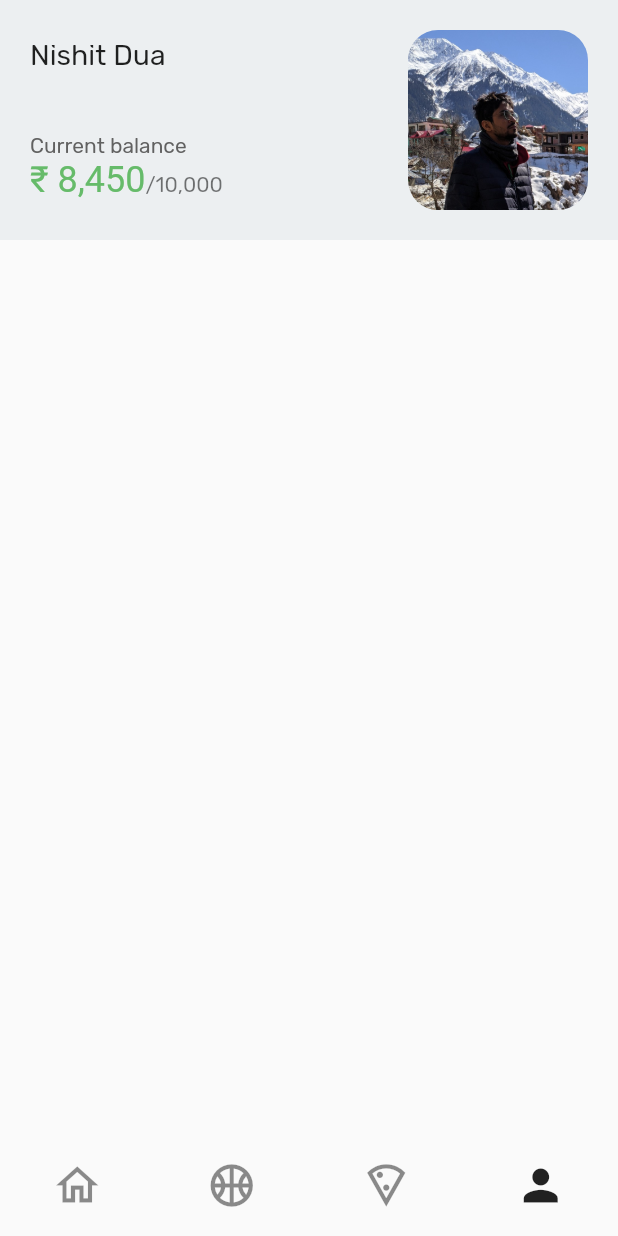
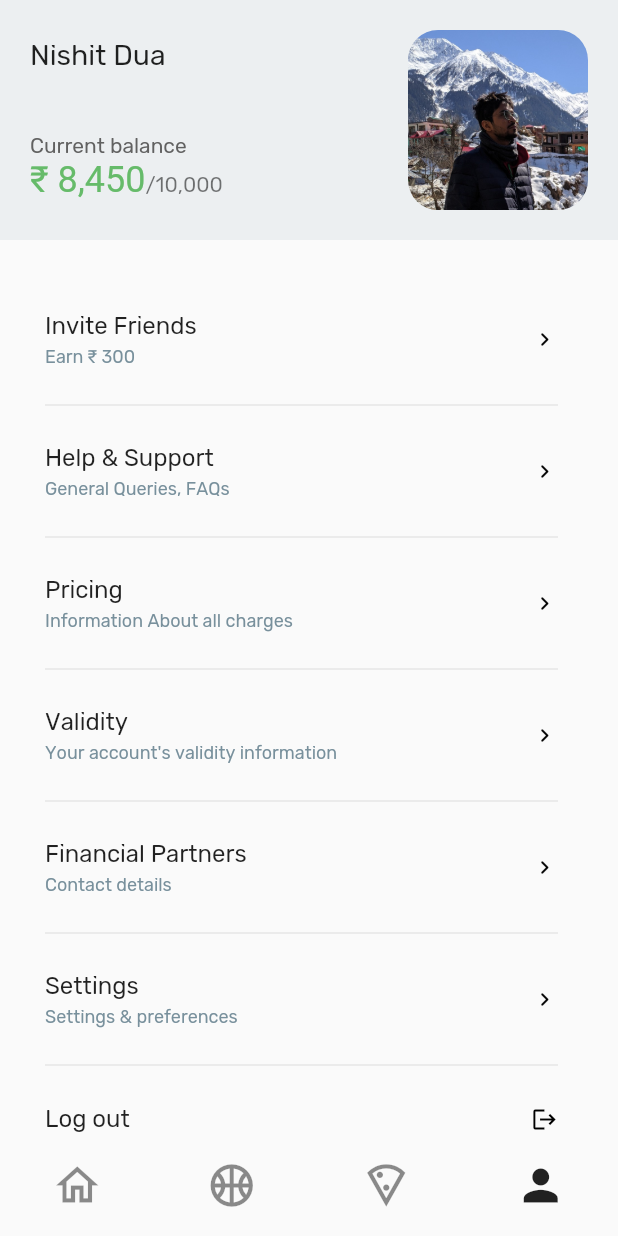
Before and after one commit to Nishit-Dua/Slice-Clone, a Flutter app: the screen it shows after launch, swiped to page 4, on a phone screen of 412 x 824 dp. Run offline on Flutter 3.47's test engine with Material 2 defaults, Android fonts, the light colour scheme and no system bars; our stand-ins replace dotted_border, flutter_svg.

Commit message:
portrait always, settings page all done

```diff
--- a/lib/main.dart
+++ b/lib/main.dart
@@ -7,6 +7,7 @@ import 'package:good_project/sparkpage/spark_home.dart';
 import 'cashpage/cashpage_home.dart';
 
 void main(List<String> args) {
+  WidgetsFlutterBinding.ensureInitialized();
   SystemChrome.setSystemUIOverlayStyle(
     SystemUiOverlayStyle(
       systemNavigationBarColor: Colors.white,
@@ -14,7 +15,9 @@ void main(List<String> args) {
       statusBarIconBrightness: Brightness.dark,
     ),
   );
-  runApp(const MyApp());
+  SystemChrome.setPreferredOrientations([
+    DeviceOrientation.portraitUp,
+  ]).then((value) => runApp(const MyApp()));
 }
 
 class MyApp extends StatelessWidget {
--- a/lib/settingspage/settings_home.dart
+++ b/lib/settingspage/settings_home.dart
@@ -12,11 +12,90 @@ class SettingsHome extends StatelessWidget {
             // Thick boi with Image and balance
             SettingsTopBarThing(),
             // several List Tiles
-
+            SizedBox(height: 30),
+            CustomListTileWithDivider(
+              title: "Invite Friends",
+              subtitle: "Earn \u{20B9} 300",
+              icon: Icons.keyboard_arrow_right_rounded,
+            ),
+            CustomListTileWithDivider(
+              title: "Help & Support",
+              subtitle: "General Queries, FAQs",
+              icon: Icons.keyboard_arrow_right_rounded,
+            ),
+            CustomListTileWithDivider(
+              title: "Pricing",
+              subtitle: "Information About all charges",
+              icon: Icons.keyboard_arrow_right_rounded,
+            ),
+            CustomListTileWithDivider(
+              title: "Validity",
+              subtitle: "Your account's validity information",
+              icon: Icons.keyboard_arrow_right_rounded,
+            ),
+            CustomListTileWithDivider(
+              title: "Financial Partners",
+              subtitle: "Contact details",
+              icon: Icons.keyboard_arrow_right_rounded,
+            ),
+            CustomListTileWithDivider(
+              title: "Settings",
+              subtitle: "Settings & preferences",
+              icon: Icons.keyboard_arrow_right_rounded,
+            ),
+            CustomListTileWithDivider(
+              title: "Log out",
+              subtitle: "",
+              icon: Icons.logout,
+            ),
             // version number
           ],
         ),
       ),
+    );
+  }
+}
+
+class CustomListTileWithDivider extends StatelessWidget {
+  final bool hasDivider;
+  final String title;
+  final String subtitle;
+  final IconData icon;
+
+  const CustomListTileWithDivider({
+    Key? key,
+    required this.title,
+    this.subtitle = "",
+    required this.icon,
+    this.hasDivider = true,
+  }) : super(key: key);
+
+  @override
+  Widget build(BuildContext context) {
+    return Column(
+      children: [
+        ListTile(
+          contentPadding: EdgeInsets.only(left: 30, right: 40),
+          title: Text(title),
+          subtitle: subtitle.isNotEmpty
+              ? Text(
+                  subtitle,
+                  style:
+                      TextStyle(fontSize: 12, color: Colors.blueGrey.shade400),
+                )
+              : null,
+          trailing: Icon(
+            icon,
+            color: Colors.black,
+            size: 18,
+          ),
+        ),
+        if (hasDivider)
+          Divider(
+            indent: 30,
+            endIndent: 40,
+          ),
+      ],
     );
   }
 }
--- a/lib/sparkpage/credit_card.dart
+++ b/lib/sparkpage/credit_card.dart
@@ -54,7 +54,7 @@ class CreditCard extends StatelessWidget {
                       "Get 10% off Cashback",
                       style: TextStyle(
                         fontSize: 22,
-                        fontWeight: FontWeight.bold,
+                        fontWeight: FontWeight.w700,
                       ),
                     ),
                   ],
```
